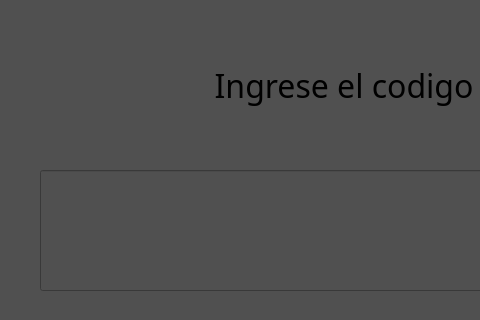
Old version of the form app/views/UI/View_Cifrado.ui in the repository EstebanMS77/Maestria_IA_AplicacionI_Actividad3; both pictures show x 0 to 480 and y 0 to 320 of the 800 by 600 pixel window.
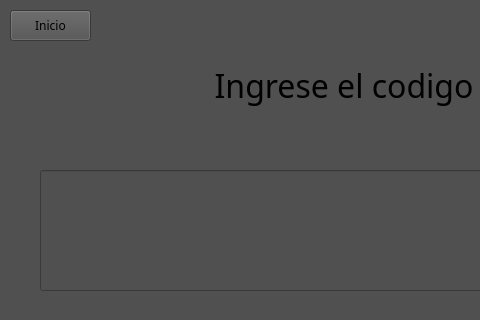
New version of the form.

```diff
--- a/app/views/UI/View_Cifrado.ui
+++ b/app/views/UI/View_Cifrado.ui
@@ -127,6 +127,24 @@
      <set>Qt::AlignmentFlag::AlignCenter</set>
     </property>
    </widget>
+   <widget class="QPushButton" name="Button_Inicio">
+    <property name="geometry">
+     <rect>
+      <x>10</x>
+      <y>10</y>
+      <width>81</width>
+      <height>31</height>
+     </rect>
+    </property>
+    <property name="font">
+     <font>
+      <family>Ravie</family>
+     </font>
+    </property>
+    <property name="text">
+     <string>Inicio</string>
+    </property>
+   </widget>
   </widget>
  </widget>
  <resources>
```
Left out of the diff: 8 changed lines with no effect on the pictures.
